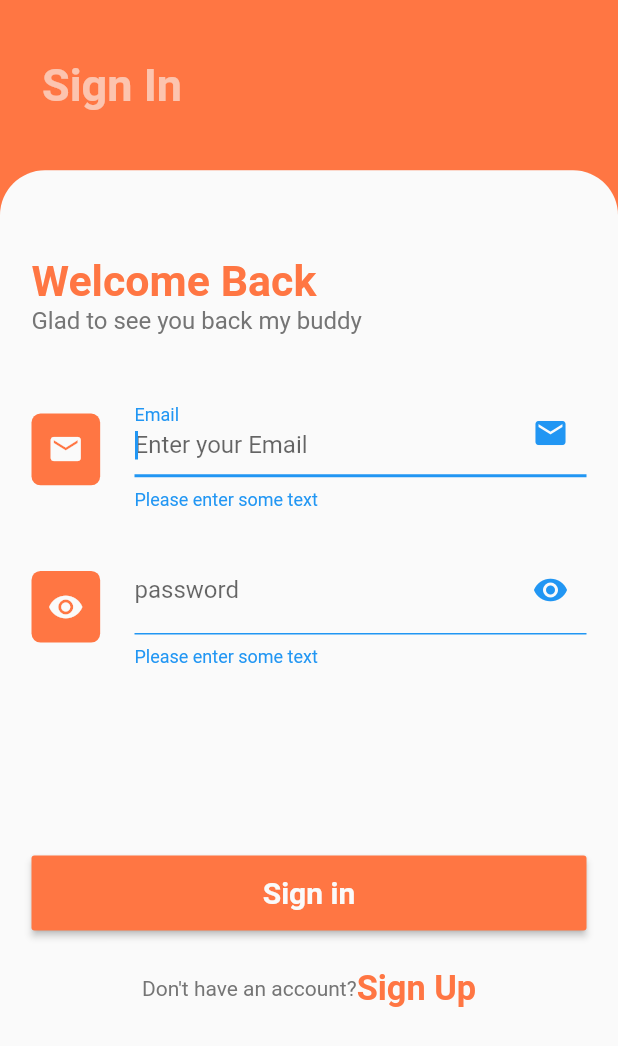
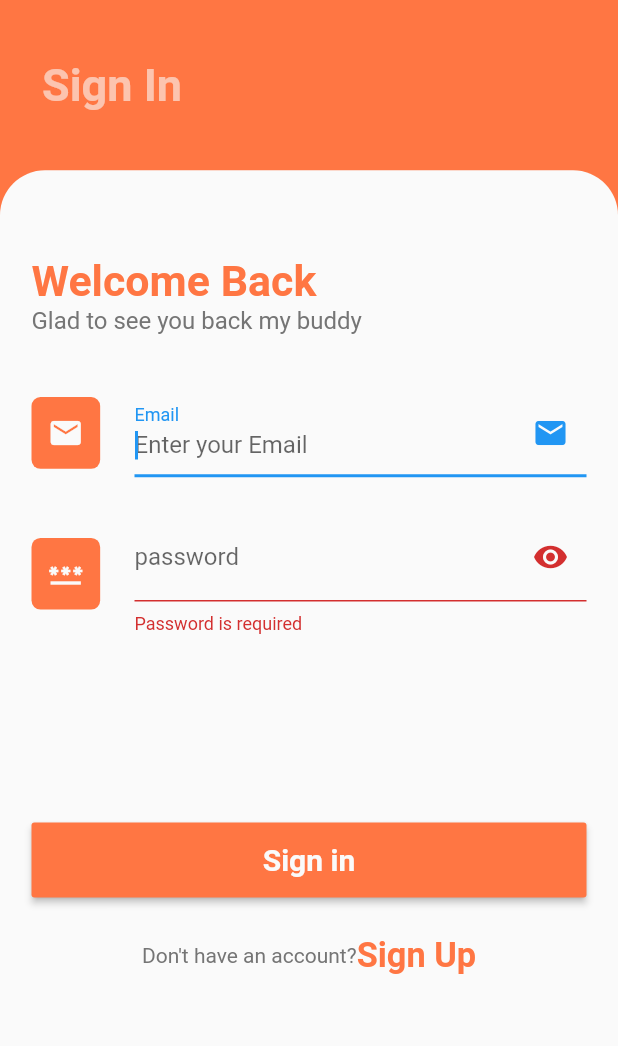
Before and after one commit to FreelancerAbir1/Flutter-Ecommerce-Ui-3, a Flutter app: the screen it shows after launch, after a tap on "Sign in", on a phone screen of 412 x 824 dp. Shown: the top 1046 px of the screen. Run offline on Flutter 3.47's test engine with Material 2 defaults, Android fonts, the light colour scheme and no system bars; our stand-ins replace animated_bottom_navigation_bar, carousel_slider, cloud_firestore, date_time_picker, dots_indicator, firebase_auth and 4 more; accounts and stored records are empty.

Commit message:
Complete App

```diff
--- a/lib/Auth Screen/Complete Form/component/custom_form_field.dart
+++ b/lib/Auth Screen/Complete Form/component/custom_form_field.dart
@@ -3,7 +3,7 @@ import 'package:flutter_ecommecre_ui3/constant.dart';
 
 class CustomFormField extends StatelessWidget {
   final String hintText;
-  final String? Function(String?)? validator;
+  final String? Function(String?)? validate;
   final Function(String)? onChange;
   final Widget suffix;
   final TextEditingController controller;
@@ -13,12 +13,13 @@ class CustomFormField extends StatelessWidget {
   const CustomFormField({
     Key? key,
     required this.hintText,
-    this.validator,
     this.onChange,
     required this.suffix,
     required this.controller,
     required this.onFieldSubmitted,
-    required this.focusNode, required this.textInputAction,
+    required this.focusNode,
+    required this.textInputAction,
+    required this.validate,
   }) : super(key: key);
 
   @override
@@ -33,9 +34,7 @@ class CustomFormField extends StatelessWidget {
           hintText: hintText,
           hintStyle: const TextStyle(color: kTextColor),
           suffixIcon: suffix),
-      validator: (value) {
-        return null;
-      },
+      validator: validate,
       onChanged: (value) {},
     );
   }
--- a/lib/Auth Screen/Create User/component/cutom_text_field.dart
+++ b/lib/Auth Screen/Create User/component/cutom_text_field.dart
@@ -29,7 +29,8 @@ class CustomTextFormField extends StatelessWidget {
     required this.suffixIcon,
     required this.obscureText,
     required this.focusNode,
-    this.onFieldSubmitted, required this.textInputAction,
+    required this.onFieldSubmitted,
+    required this.textInputAction,
   }) : super(key: key);
 
   @override
--- a/lib/Auth Screen/Login Screen/component/body.dart
+++ b/lib/Auth Screen/Login Screen/component/body.dart
@@ -100,7 +100,8 @@ class _BodyState extends State<Body> {
                           hintText: 'Enter your Email',
                           icon: Icons.email,
                           labelText: 'Email',
-                            validate: buildValidate),
+                          validate: validateEmail,
+                        ),
                         SizedBox(
                           height: 20.h,
                         ),
@@ -110,6 +111,10 @@ class _BodyState extends State<Body> {
                             FocusScope.of(context).unfocus();
                             if (_key.currentState!.validate()) {
                               signInWithEmailAndPassword(context);
+                            } else {
+                              setState(() {
+                                onReload = true;
+                              });
                             }
                           },
                           focusNode: focusNode2,
@@ -132,9 +137,10 @@ class _BodyState extends State<Body> {
                           keyboardType: TextInputType.emailAddress,
                           controller: pass,
                           hintText: 'must use 6 character',
-                            icon: Icons.visibility,
+                          icon: Icons.password,
                           labelText: 'password',
-                            validate: buildValidate),
+                          validate: validatePassword,
+                        ),
                         SizedBox(
                           height: kDefaultPadding * 5.h,
                         ),
@@ -143,6 +149,10 @@ class _BodyState extends State<Body> {
                           onPress: () {
                             if (_key.currentState!.validate()) {
                               signInWithEmailAndPassword(context);
+                            } else {
+                              setState(() {
+                                onReload = true;
+                              });
                             }
                           },
                           onRelaod: onReload,
@@ -170,16 +180,6 @@ class _BodyState extends State<Body> {
     );
   }
 
-  String? buildValidate(value) {
-    if (value == null || value.isEmpty) {
-      setState(() {
-        onReload = true;
-      });
-      return 'Please enter some text';
-    }
-    return null;
-  }
-
   Future signInWithEmailAndPassword(context) async {
     setState(() {
       onReload = false;
@@ -195,6 +195,8 @@ class _BodyState extends State<Body> {
           onReload = true;
         });
         Navigator.of(context).pushReplacementNamed(HomeScreen.route);
+        email.clear();
+        pass.clear();
       }
     } on FirebaseAuthException catch (e) {
       if (e.code == 'user-not-found') {
--- a/lib/constant.dart
+++ b/lib/constant.dart
@@ -10,7 +10,7 @@ const kDefaultFontBold = TextStyle(fontWeight: FontWeight.bold);
 const kDefaultFontNormal = TextStyle(fontWeight: FontWeight.normal);
 const kDefaultPadding = 21.0;
 
-    Orientation orientation = Orientation.landscape;
+Orientation orientation = Orientation.landscape;
 //! userProfile stream fetch
 final userProfileCollection = FirebaseFirestore.instance
     .collection('user-profile')
@@ -25,9 +25,62 @@ flutterToast({required text}) {
   Fluttertoast.showToast(
       msg: text,
       toastLength: Toast.LENGTH_SHORT,
-      gravity: ToastGravity.BOTTOM,
+      gravity: ToastGravity.SNACKBAR,
       timeInSecForIosWeb: 2,
-      backgroundColor: kPrimaryColor,
+      backgroundColor: Colors.grey,
       textColor: Colors.white,
       fontSize: 16.0);
 }
+
+String? validateName(String? fullName) {
+  String patttern = r'^[a-z A-Z,.\-]+$';
+  RegExp regExp = RegExp(patttern);
+  if (fullName!.isEmpty) {
+    return 'Please enter full name';
+  } else if (!regExp.hasMatch(fullName)) {
+    return 'Please enter valid full name';
+  }
+  return null;
+}
+
+String? validatePassword(String? value) {
+  // RegExp regex =
+  //     RegExp(r'^(?=.*?[A-Z])(?=.*?[a-z])(?=.*?[0-9])(?=.*?[!@#\$&*~]).{8,}$');
+
+  var passNonNullValue = value ?? "";
+  if (passNonNullValue.isEmpty) {
+    return ("Password is required");
+  } else if (passNonNullValue.length < 6) {
+    return ("Password Must be more than 5 characters");
+  } // else if (!regex.hasMatch(passNonNullValue)) {
+  //   return ("Password should contain upper,lower,digit and Special character ");
+  // }
+  return null;
+}
+
+String? validateEmail(String? value) {
+  const pattern = r"(?:[a-z0-9!#$%&'*+/=?^_`{|}~-]+(?:\.[a-z0-9!#$%&'"
+      r'*+/=?^_`{|}~-]+)*|"(?:[\x01-\x08\x0b\x0c\x0e-\x1f\x21\x23-\x5b\x5d-'
+      r'\x7f]|\\[\x01-\x09\x0b\x0c\x0e-\x7f])*")@(?:(?:[a-z0-9](?:[a-z0-9-]*'
+      r'[a-z0-9])?\.)+[a-z0-9](?:[a-z0-9-]*[a-z0-9])?|\[(?:(?:(2(5[0-5]|[0-4]'
+      r'[0-9])|1[0-9][0-9]|[1-9]?[0-9]))\.){3}(?:(2(5[0-5]|[0-4][0-9])|1[0-9]'
+      r'[0-9]|[1-9]?[0-9])|[a-z0-9-]*[a-z0-9]:(?:[\x01-\x08\x0b\x0c\x0e-\x1f\'
+      r'x21-\x5a\x53-\x7f]|\\[\x01-\x09\x0b\x0c\x0e-\x7f])+)\])';
+  final regex = RegExp(pattern);
+  if (value!.isNotEmpty && !regex.hasMatch(value)) {
+    return 'Enter a valid email address';
+  }
+
+  return null;
+}
+
+String? validateMobile(String? value) {
+  String patttern = r'(^(?:[+0]9)?[0-9]{10,12}$)';
+  RegExp regExp = RegExp(patttern);
+  if (value!.isEmpty) {
+    return 'Please enter mobile number';
+  } else if (!regExp.hasMatch(value)) {
+    return 'Please enter valid mobile number';
+  }
+  return null;
+}
--- a/lib/main.dart
+++ b/lib/main.dart
@@ -34,19 +34,7 @@ class MyApp extends StatelessWidget {
               elevation: 0,
               foregroundColor: kTextColor,
             ),
-            colorScheme: const ColorScheme(
-              background: kPrimaryColor,
-              onBackground: Colors.red,
-              brightness: Brightness.light,
-              error: Colors.blue,
-              surface: Colors.yellow,
-              onError: Colors.orange,
-              onSecondary: Colors.black87,
-              onPrimary: Colors.yellowAccent,
-              onSurface: Colors.redAccent,
-              secondary: kPrimaryColor,
-              primary: kPrimaryColor,
-            ),
+
           ),
         );
       },
```
Also changed, not shown: lib/Auth Screen/Complete Form/component/body.dart (+43 -24 lines), lib/Auth Screen/Create User/component/body.dart (+12 -13 lines), lib/Screen/Home Screen/component/headline_text.dart (+5 -4 lines), lib/Screen/Home Screen/home_screen.dart (+12 -8 lines). Lines whose indentation alone changed are shown as unchanged.
